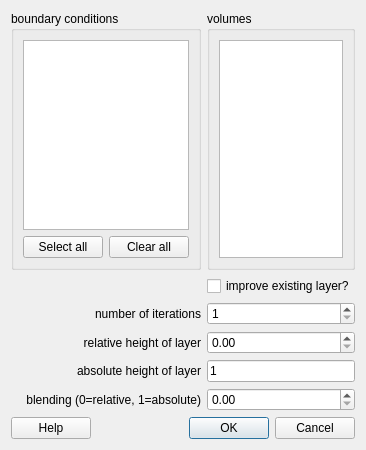
Above: src/guicreateboundarylayer.ui from enGits/engrid before the change. Below: the same form after it.
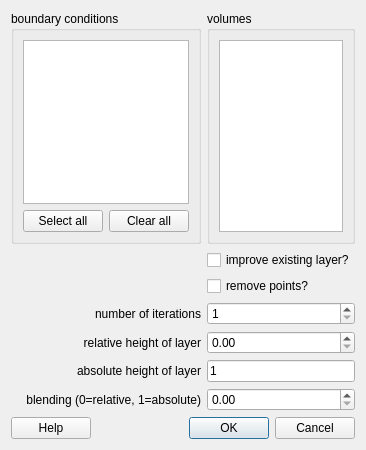
That is the form after the change. Icons and pictures are not drawn.

Commit message: made point removal during boundary layer creation optional

Diff of the .ui file:
```diff
--- a/src/guicreateboundarylayer.ui
+++ b/src/guicreateboundarylayer.ui
@@ -200,6 +200,13 @@
      </property>
     </widget>
    </item>
+   <item row="2" column="1">
+    <widget class="QCheckBox" name="checkBoxRemovePoints">
+     <property name="text">
+      <string>remove points?</string>
+     </property>
+    </widget>
+   </item>
   </layout>
  </widget>
  <resources>
```
The commit also changes 2 other files.
